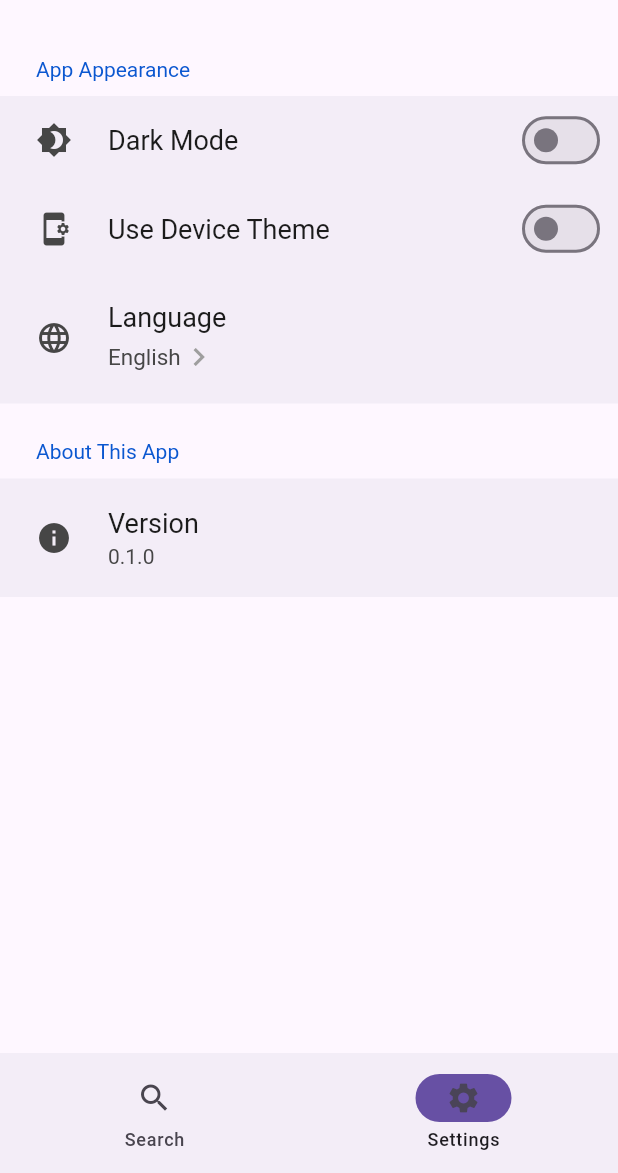
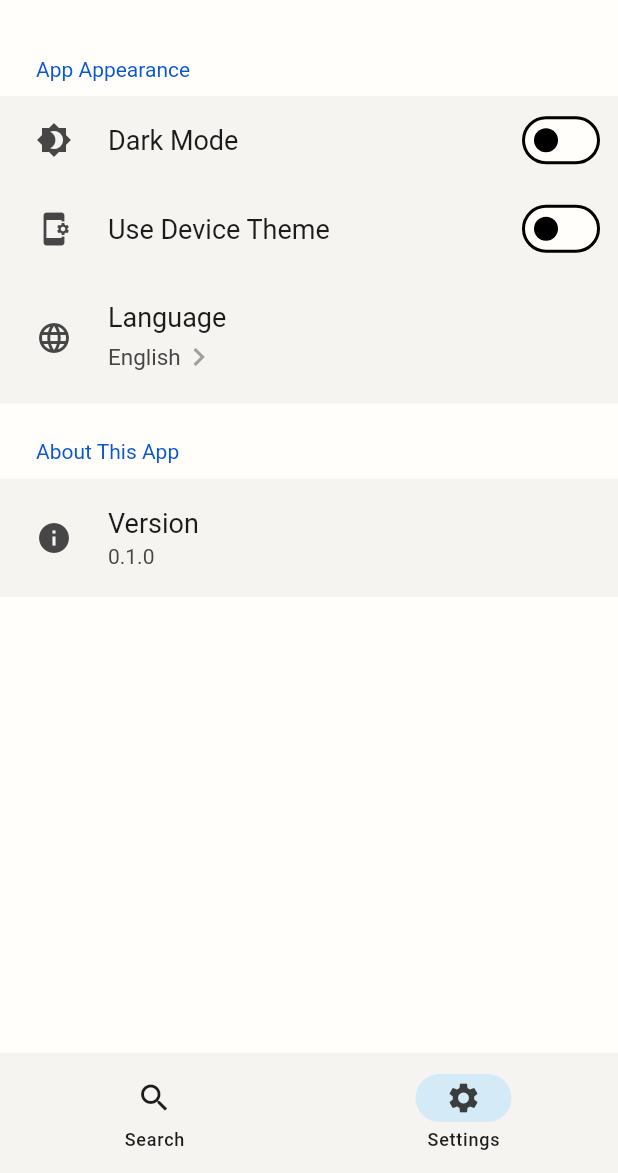
Before and after one commit to hiropoo/github_search, a Flutter app: the screen it shows after launch, item 2 of the bottom bar chosen, on a phone screen of 412 x 824 dp, the part 63-1236 px from its top. Run offline on Flutter 3.47's test engine with Material 3 defaults, Android fonts, the phone set to English and light mode, and no system bars; drawn by our look-alikes of settings_ui; our stand-ins replace flutter_dotenv, flutter_hooks, flutter_native_splash, go_router, hooks_riverpod, package_info_plus and 2 more; generated files the repository leaves out were written again.

Commit message:
✨  Implemented dark mode switching on the settings page.

```diff
--- a/lib/main.dart
+++ b/lib/main.dart
@@ -3,6 +3,9 @@ import 'package:flutter_dotenv/flutter_dotenv.dart';
 import 'package:flutter_gen/gen_l10n/app_localizations.dart';
 import 'package:flutter_localizations/flutter_localizations.dart';
 import 'package:flutter_native_splash/flutter_native_splash.dart';
+import 'package:github_search/src/constants/my_theme.dart';
+import 'package:github_search/src/features/settings/presentation/theme/theme_mode_notifier.dart';
+import 'package:github_search/src/features/settings/presentation/theme/use_device_theme_mode_notifier.dart';
 import 'package:github_search/src/router/app_router.dart';
 import 'package:hooks_riverpod/hooks_riverpod.dart';
 
@@ -27,6 +30,13 @@ class MainApp extends ConsumerWidget {
   @override
   Widget build(BuildContext context, WidgetRef ref) {
     final goRouter = ref.watch(goRouterProvider);
+    final themeMode = ref.watch(appThemeModeProvider).valueOrNull;
+    final useDeviceTheme = ref.watch(useDeviceThemeProvider).valueOrNull;
+
+    // 非同期の読み込みが完了したかどうかを確認
+    if (themeMode == null || useDeviceTheme == null) {
+      return const SizedBox.shrink(); // ローディング中の場合、空のウィジェットを返す
+    }
 
     // ロードが完了したらスプラッシュ画面を削除
     FlutterNativeSplash.remove();
@@ -42,6 +52,9 @@ class MainApp extends ConsumerWidget {
         Locale('en', ''), // English
         Locale('ja', ''), // 日本語
       ],
+      theme: lightTheme,
+      darkTheme: darkTheme,
+      themeMode: useDeviceTheme == true ? ThemeMode.system : themeMode,
       debugShowCheckedModeBanner: false,
       routerConfig: goRouter,
     );
--- a/lib/src/features/settings/presentation/general/settings_page.dart
+++ b/lib/src/features/settings/presentation/general/settings_page.dart
@@ -1,6 +1,8 @@
 import 'package:flutter/material.dart';
 import 'package:flutter_gen/gen_l10n/app_localizations.dart';
 import 'package:flutter_hooks/flutter_hooks.dart';
+import 'package:github_search/src/features/settings/presentation/theme/theme_mode_notifier.dart';
+import 'package:github_search/src/features/settings/presentation/theme/use_device_theme_mode_notifier.dart';
 import 'package:github_search/src/router/app_router.dart';
 import 'package:go_router/go_router.dart';
 import 'package:hooks_riverpod/hooks_riverpod.dart';
@@ -12,6 +14,12 @@ class SettingsPage extends HookConsumerWidget {
 
   @override
   Widget build(BuildContext context, WidgetRef ref) {
+    // ダークモードのオンオフ
+    final isDarkMode = ref.watch(appThemeModeProvider).valueOrNull == ThemeMode.dark;
+
+    // 端末の設定を使うかどうか
+    final useDeviceTheme = ref.watch(useDeviceThemeProvider).valueOrNull ?? false;
+
     // アプリのバージョンを取得
     final fromPlatform = useMemoized(PackageInfo.fromPlatform);
     final snapshot = useFuture(fromPlatform);
@@ -39,16 +47,20 @@ class SettingsPage extends HookConsumerWidget {
               SettingsTile.switchTile(
                 leading: const Icon(Icons.brightness_4),
                 title: Text(AppLocalizations.of(context)!.darkMode),
-                initialValue: false,
-                onToggle: (value) {},
+                initialValue: isDarkMode,
+                onToggle: (value) {
+                  ref.read(appThemeModeProvider.notifier).toggleTheme();
+                },
               ),
 
               // 端末のテーマ設定を使うかどうか
               SettingsTile.switchTile(
                 leading: const Icon(Icons.app_settings_alt_rounded),
                 title: Text(AppLocalizations.of(context)!.useDeviceTheme),
-                initialValue: false,
-                onToggle: (value) {},
+                initialValue: useDeviceTheme,
+                onToggle: (value) {
+                  ref.read(useDeviceThemeProvider.notifier).toggleUseDeviceTheme();
+                },
               ),
 
               // 言語設定
```
Also changed, not shown: lib/src/features/settings/presentation/theme/theme_mode_notifier.dart (added, +25 -0 lines), lib/src/features/settings/presentation/theme/use_device_theme_mode_notifier.dart (added, +23 -0 lines).
